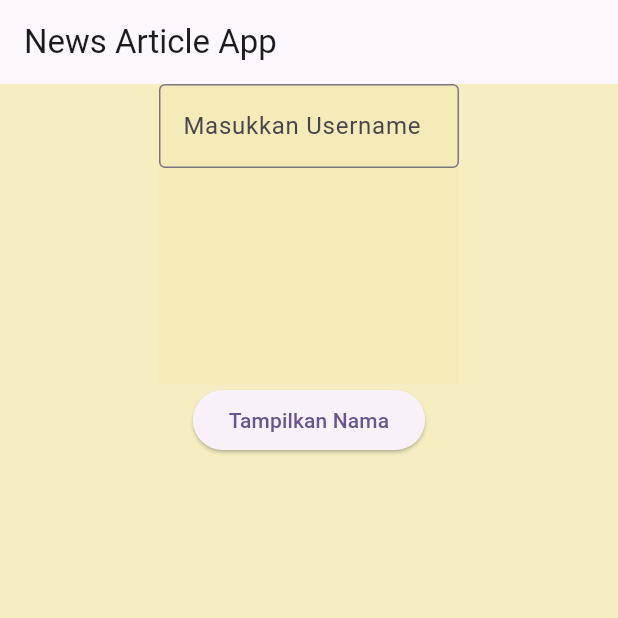
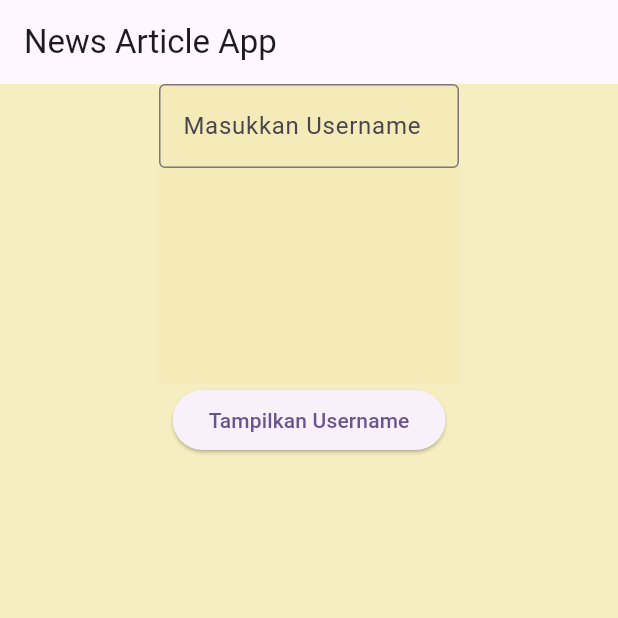
Before and after one commit to qnshafirahub/News-Article-App, a Flutter app: the screen it shows after launch, on a phone screen of 412 x 824 dp, the top half of it. Run offline on Flutter 3.47's test engine with Material 3 defaults, Android fonts, the phone set to English and light mode, and no system bars.

Commit message:
Oct 7, 2026, 11:22 AM

```diff
--- a/lib/myhomepage.dart
+++ b/lib/myhomepage.dart
@@ -30,17 +30,16 @@ class _MyHomePageState extends State<MyHomePage> {
                 controller: inputNama,
                 onSubmitted: (values) {
                   inputNama.text = values;
-                }
+                },
 
-              )
+              ),
 
 
-            )
-          )
+            ),
+          ),
 
-          ,
           ElevatedButton(
-            child: Text('Tampilkan Nama'),
+            child: Text('Tampilkan Username'),
             onPressed: () {
               print(inputNama.text);
 
```
